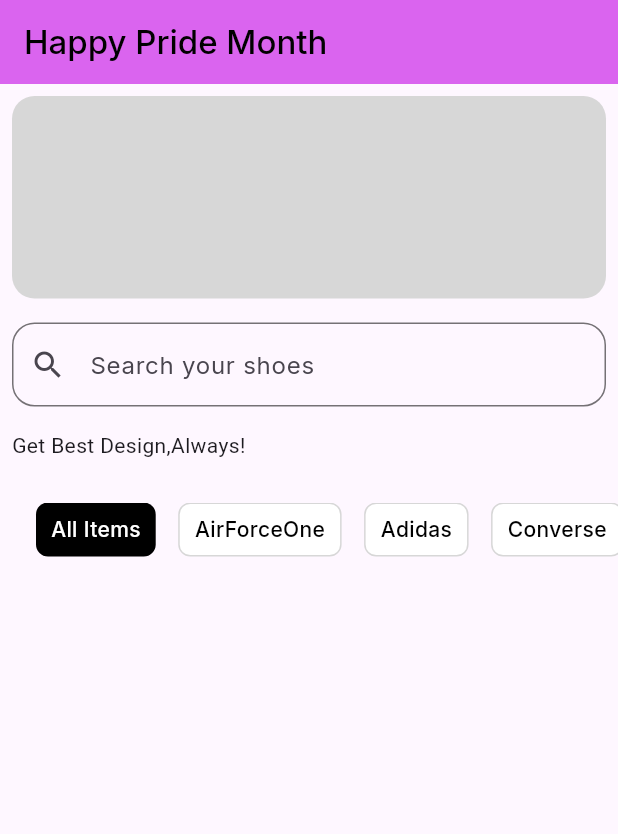
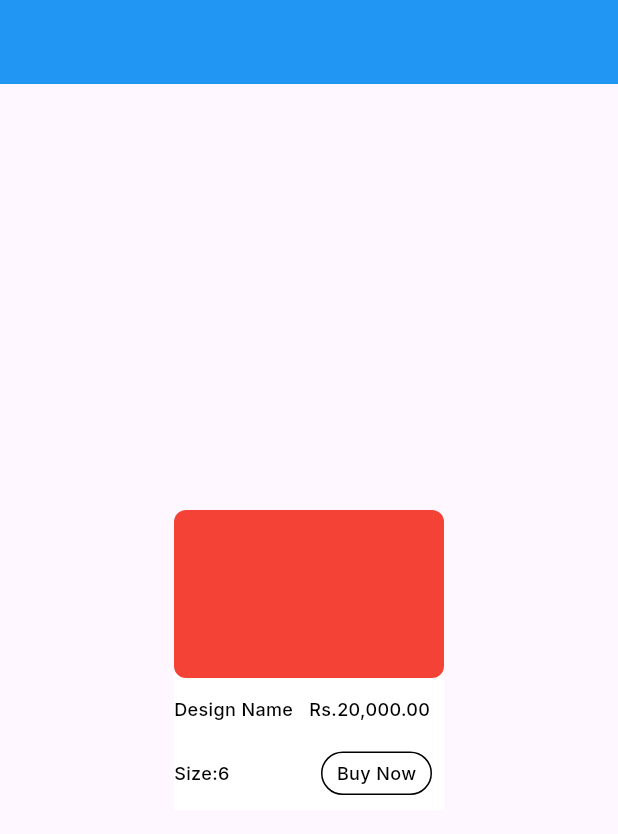
Before and after one commit to Decode749/pride_project, a Flutter app: the screen it shows after launch, on a phone screen of 412 x 824 dp. Shown: the top 834 px of the screen. Run offline on Flutter 3.47's test engine with Material 2 defaults, Android fonts, the phone set to English and light mode, and no system bars; our stand-ins replace google_fonts.

Commit message:
card widget done

```diff
--- a/lib/app_style.dart
+++ b/lib/app_style.dart
@@ -7,7 +7,7 @@ const Color kBlack = Color(0xff000000);
 const Color kWhite = Color(0xffffffff);
 
 const double kPadding20 = 20.0;
-const double kPaddingHorizontal = 24.0;
+const double kPaddingHorizontal = 8.0;
 
 final kInputBorder = OutlineInputBorder(
     borderRadius: BorderRadius.circular(15),
--- a/lib/home_page.dart
+++ b/lib/home_page.dart
@@ -60,10 +60,12 @@ class _HomePageState extends State<HomePage> {
                 ),
               ),
             ),
-            const Padding(
-              padding: EdgeInsets.all(8),
+            Padding(
+              padding: const EdgeInsets.all(8),
               child: Text(
                 'Get Best Design,Always!',
+                style:
+                    kInterSemibold.copyWith(fontSize: 12, color: Colors.green),
                 textAlign: TextAlign.start,
               ),
             ),
@@ -86,7 +88,7 @@ class _HomePageState extends State<HomePage> {
                       },
                       child: Container(
                         margin: EdgeInsets.only(
-                          left: index == 0 ? kPaddingHorizontal : 15,
+                          left: index == 0 ? kPaddingHorizontal : 8,
                           right: index == catagories.length - 1
                               ? kPaddingHorizontal
                               : 0,
@@ -105,6 +107,7 @@ class _HomePageState extends State<HomePage> {
                             catagories[index],
                             style: kInterMedium.copyWith(
                               color: current == index ? kWhite : kBlack,
+                              fontSize: 12,
                             ),
                           ),
                         ),
@@ -112,6 +115,18 @@ class _HomePageState extends State<HomePage> {
                     );
                   }),
             ),
+            const Divider(
+              indent: 8,
+              endIndent: 8,
+              height: 30,
+            ),
+            Padding(
+              padding: const EdgeInsets.all(8),
+              child: Text(
+                'Popular Design',
+                style: kInterBold.copyWith(color: kBlack, fontSize: 16),
+              ),
+            )
           ],
         ),
       ),
--- a/lib/main.dart
+++ b/lib/main.dart
@@ -1,5 +1,7 @@
 import 'package:flutter/material.dart';
-import 'home_page.dart';
+
+import 'widget/card_widget.dart';
+// import 'home_page.dart';
 
 void main() {
   runApp(const MyApp());
@@ -16,7 +18,7 @@ class MyApp extends StatelessWidget {
         colorScheme: ColorScheme.fromSeed(seedColor: Colors.deepPurple),
         useMaterial3: true,
       ),
-      home: const HomePage(),
+      home: const CardShoes(),
     );
   }
 }
--- /dev/null
+++ b/lib/widget/card_widget.dart
@@ -0,0 +1,114 @@
+import 'package:flutter/material.dart';
+
+import '../app_style.dart';
+
+class CardShoes extends StatefulWidget {
+  const CardShoes({super.key});
+
+  @override
+  State<CardShoes> createState() => _CardShoesState();
+}
+
+class _CardShoesState extends State<CardShoes> {
+  @override
+  Widget build(BuildContext context) {
+    return Scaffold(
+      appBar: AppBar(
+        backgroundColor: Colors.blue,
+      ),
+      body: Center(
+        child: Container(
+          height: 200,
+          width: 180,
+          decoration: const BoxDecoration(
+              color: kWhite,
+              borderRadius: BorderRadius.only(
+                  topLeft: Radius.circular(8), topRight: Radius.circular(8)),
+              // boxShadow: [
+              //   BoxShadow(
+              //       color: Color.fromARGB(255, 215, 248, 245),
+              //       spreadRadius: 3,
+              //       blurRadius: 10,
+              //       offset: Offset(2, 4))
+              // ]
+              ),
+          child: Column(
+            children: [
+              Container(
+                height: 112,
+                width: 180,
+                decoration: BoxDecoration(
+                  borderRadius: BorderRadius.circular(8),
+                  color: Colors.red
+                ),
+              ),
+              const SizedBox(
+                height: 12,
+              ),
+              Row(
+                children: [
+                  Expanded(
+                    child: Text(
+                      'Design Name',
+                      style: kInterMedium.copyWith(
+                        color: kBlack,
+                        fontSize: 12
+                      ),
+                    ),
+                  ),
+                  Expanded(
+                    child: Text(
+                      'Rs.20,000.00',
+                      style: kInterMedium.copyWith(
+                        color: kBlack,
+                        fontSize: 12
+                      ),
+                    ),
+                  )
+                ],
+              ),
+              const SizedBox(
+                height: 12,
+              ),
+              Row(
+                children: [
+                  Expanded(
+                    child: Text(
+                      'Size:6',
+                      style: kInterMedium.copyWith(
+                        color: kBlack,
+                        fontSize: 12,
+                      ),
+                    ),
+                  ),
+                  Expanded(
+                    child: Padding(
+                      padding: const EdgeInsets.all(8.0),
+                      child: Container(
+                        height: 29,
+                        width: 65,
+                        decoration: BoxDecoration(
+                          borderRadius: BorderRadius.circular(24),
+                          border: Border.all(color: kBlack)
+                        ),
+                        child: Center(
+                          child: Text(
+                            'Buy Now',
+                            style: kInterMedium.copyWith(
+                              color: kBlack,
+                              fontSize: 12,
+                            ),
+                          ),
+                        ),
+                      ),
+                    ),
+                  )
+                ],
+              )
+              ],
+          ),
+        ),
+      ),
+    );
+  }
+}
```
